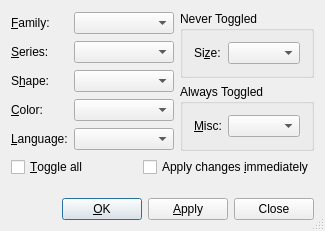
The window that src/frontends/qt4/ui/CharacterUi.ui (cburschka/lyx) describes before a commit, drawn with Qt 5.
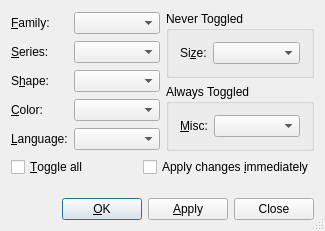
The same window after the commit.

Commit message: Fix bug #5063: We don't want the combo boxes to adjust to the contents. Also, make the logic exactly the same for all comboboxes.

What changed in the file:
```diff
--- a/src/frontends/qt4/ui/CharacterUi.ui
+++ b/src/frontends/qt4/ui/CharacterUi.ui
@@ -64,9 +64,6 @@
          <property name="toolTip" >
           <string>Font shape</string>
          </property>
-         <property name="sizeAdjustPolicy" >
-          <enum>QComboBox::AdjustToContents</enum>
-         </property>
         </widget>
        </item>
        <item row="2" column="0" >
@@ -95,9 +92,6 @@
          <property name="toolTip" >
           <string>Font series</string>
          </property>
-         <property name="sizeAdjustPolicy" >
-          <enum>QComboBox::AdjustToContents</enum>
-         </property>
         </widget>
        </item>
        <item row="4" column="1" >
@@ -113,9 +107,6 @@
          <property name="toolTip" >
           <string>Language</string>
          </property>
-         <property name="sizeAdjustPolicy" >
-          <enum>QComboBox::AdjustToContents</enum>
-         </property>
         </widget>
        </item>
        <item row="0" column="1" >
@@ -131,9 +122,6 @@
          <property name="toolTip" >
           <string>Font family</string>
          </property>
-         <property name="sizeAdjustPolicy" >
-          <enum>QComboBox::AdjustToContents</enum>
-         </property>
         </widget>
        </item>
        <item row="3" column="1" >
@@ -149,9 +137,6 @@
          <property name="toolTip" >
           <string>Font color</string>
          </property>
-         <property name="sizeAdjustPolicy" >
-          <enum>QComboBox::AdjustToContents</enum>
-         </property>
         </widget>
        </item>
        <item row="4" column="0" >
@@ -235,7 +220,7 @@
            <widget class="QComboBox" name="sizeCO" >
             <property name="sizePolicy" >
              <sizepolicy>
-              <hsizetype>1</hsizetype>
+              <hsizetype>3</hsizetype>
               <vsizetype>0</vsizetype>
               <horstretch>0</horstretch>
               <verstretch>0</verstretch>
@@ -244,9 +229,6 @@
             <property name="toolTip" >
              <string>Font size</string>
             </property>
-            <property name="sizeAdjustPolicy" >
-             <enum>QComboBox::AdjustToContents</enum>
-            </property>
            </widget>
           </item>
          </layout>
@@ -279,12 +261,17 @@
           </item>
           <item>
            <widget class="QComboBox" name="miscCO" >
+            <property name="sizePolicy" >
+             <sizepolicy>
+              <hsizetype>3</hsizetype>
+              <vsizetype>0</vsizetype>
+              <horstretch>0</horstretch>
+              <verstretch>0</verstretch>
+             </sizepolicy>
+            </property>           
             <property name="toolTip" >
              <string>Other font settings</string>
             </property>
-            <property name="sizeAdjustPolicy" >
-             <enum>QComboBox::AdjustToContents</enum>
-            </property>
            </widget>
           </item>
          </layout>
```
